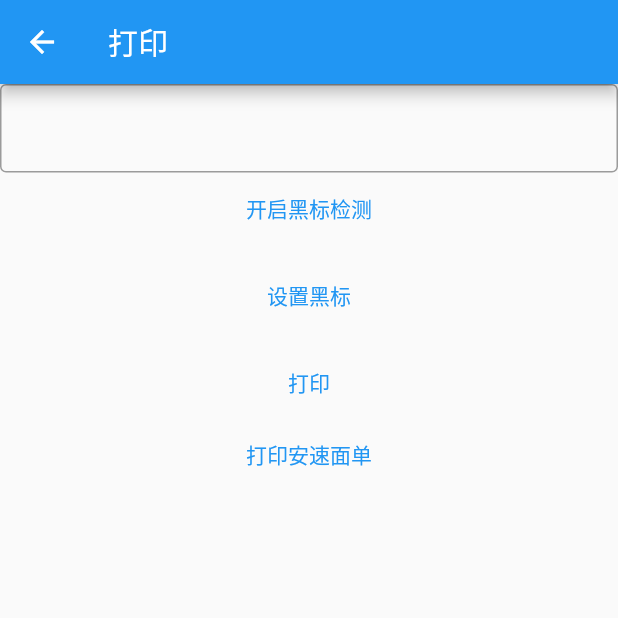
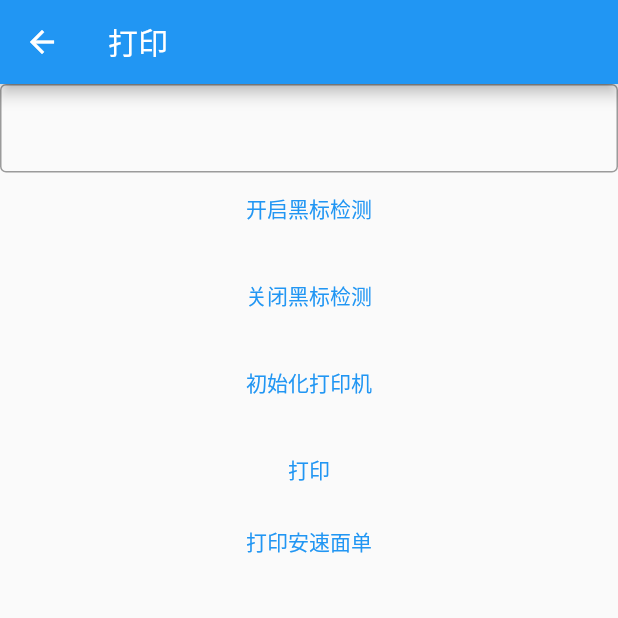
Before and after one commit to meng-fucius/qs_print, a Flutter app: the PrintPage screen opened directly, on a phone screen of 412 x 824 dp, the top half of it. Run offline on Flutter 3.47's test engine with Material 2 defaults, Android fonts, the phone set to English and light mode, and no system bars.

Commit message:
弃用黑标参数设置

```diff
--- a/example/lib/print_page.dart
+++ b/example/lib/print_page.dart
@@ -41,10 +41,18 @@ class _PrintPageState extends State<PrintPage> {
             ),
             TextButton(
               onPressed: () {
-                QsPrint.setBlackMark(
-                    height: 50, width: 50, start: 50, voltage: 2000);
+                QsPrint.closeBlackMark();
               },
-              child: const Text('设置黑标'),
+              child: const Text('关闭黑标检测'),
+            ),
+            const SizedBox(
+              height: 10,
+            ),
+            TextButton(
+              onPressed: () {
+                QsPrint.resetPrint();
+              },
+              child: const Text('初始化打印机'),
             ),
             const SizedBox(
               height: 10,
--- a/lib/qs_print.dart
+++ b/lib/qs_print.dart
@@ -33,6 +33,16 @@ class QsPrint {
     return result;
   }
 
+  //获取连接状态
+  //0：未连接
+  //1：监听中
+  //2：连接中
+  //3：已连接
+  //4：丢失连接
+  //5：连接失败
+  //6：连接成功
+  //7：扫描中
+  //8：扫描结束
   static Future<int> getStatus() async {
     final result = await _channel.invokeMethod('getStatus');
     return result;
@@ -48,19 +58,20 @@ class QsPrint {
     return result;
   }
 
-  static Future setBlackMark(
-      {required int height,
-      required int width,
-      required int start,
-      required int voltage}) async {
-    final result = await _channel.invokeMethod('setBlackMark', {
-      'height': height,
-      'width': width,
-      'start': start,
-      'voltage': voltage,
-    });
-    return result;
-  }
+//已弃用
+  // static Future setBlackMark(
+  //     {required int height,
+  //     required int width,
+  //     required int start,
+  //     required int voltage}) async {
+  //   final result = await _channel.invokeMethod('setBlackMark', {
+  //     'height': height,
+  //     'width': width,
+  //     'start': start,
+  //     'voltage': voltage,
+  //   });
+  //   return result;
+  // }
 
   static Future closeBlackMark() async {
     final result = await _channel.invokeMethod('closeBlackMark');
```
Also changed, not shown: 2 other files.
